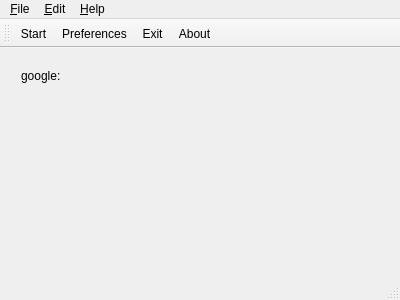
Above: mainwindow.ui from wucan/csv2sql before the change. Below: the same form after it.
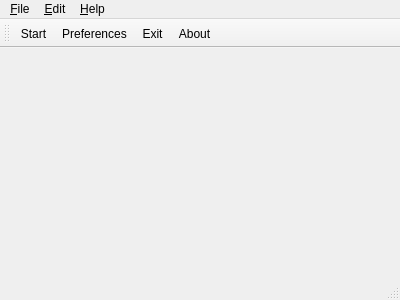
That is the form after the change. Icons and pictures are not drawn.

```diff
--- a/mainwindow.ui
+++ b/mainwindow.ui
@@ -20,7 +20,7 @@
       <x>10</x>
       <y>10</y>
       <width>381</width>
-      <height>211</height>
+      <height>21</height>
      </rect>
     </property>
     <layout class="QFormLayout" name="formLayout">
```
